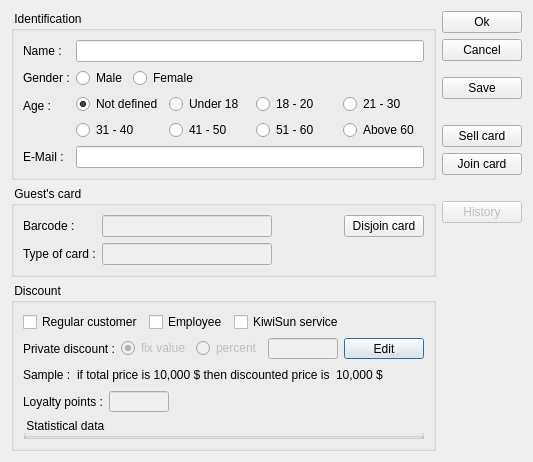
The window that client/dlgguestedit.ui (tbikfalvi/Belenus) describes before a commit, drawn with Qt 5.
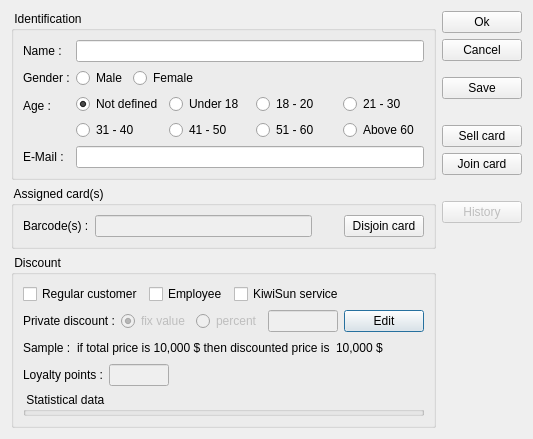
The same window after the commit.

Patch:
```diff
--- a/client/dlgguestedit.ui
+++ b/client/dlgguestedit.ui
@@ -7,7 +7,7 @@
     <x>0</x>
     <y>0</y>
     <width>508</width>
-    <height>462</height>
+    <height>439</height>
    </rect>
   </property>
   <property name="maximumSize">
@@ -209,74 +209,45 @@
         </size>
        </property>
        <property name="title">
-        <string> Guest's card </string>
+        <string> Assigned card(s) </string>
        </property>
        <layout class="QHBoxLayout" name="horizontalLayout_2">
         <item>
-         <layout class="QFormLayout" name="formLayout_2">
-          <item row="0" column="0">
            <widget class="QLabel" name="lblBarcode">
             <property name="text">
-             <string>Barcode :</string>
+           <string>Barcode(s) :</string>
             </property>
            </widget>
           </item>
-          <item row="0" column="1">
+        <item>
            <widget class="QLineEdit" name="ledBarcode">
             <property name="enabled">
              <bool>false</bool>
             </property>
-            <property name="sizePolicy">
-             <sizepolicy hsizetype="Fixed" vsizetype="Fixed">
-              <horstretch>0</horstretch>
-              <verstretch>0</verstretch>
-             </sizepolicy>
-            </property>
+         </widget>
+        </item>
+        <item>
+         <widget class="QLabel" name="lblAssignCardInfo">
             <property name="minimumSize">
              <size>
-              <width>170</width>
-              <height>0</height>
+            <width>20</width>
+            <height>20</height>
              </size>
             </property>
             <property name="maximumSize">
              <size>
-              <width>170</width>
-              <height>16777215</height>
-             </size>
-            </property>
-           </widget>
-          </item>
-          <item row="1" column="0">
-           <widget class="QLabel" name="lblPatientcardType">
+            <width>20</width>
+            <height>20</height>
+           </size>
+          </property>
             <property name="text">
-             <string>Type of card :</string>
-            </property>
-           </widget>
-          </item>
-          <item row="1" column="1">
-           <widget class="QLineEdit" name="ledPatientcardType">
-            <property name="enabled">
-             <bool>false</bool>
+           <string/>
+          </property>
+          <property name="scaledContents">
+           <bool>true</bool>
             </property>
            </widget>
           </item>
-         </layout>
-        </item>
-        <item>
-         <spacer name="horizontalSpacer_4">
-          <property name="orientation">
-           <enum>Qt::Horizontal</enum>
-          </property>
-          <property name="sizeHint" stdset="0">
-           <size>
-            <width>31</width>
-            <height>20</height>
-           </size>
-          </property>
-         </spacer>
-        </item>
-        <item>
-         <layout class="QVBoxLayout" name="verticalLayout">
           <item>
            <widget class="QPushButton" name="pbDislink">
             <property name="text">
@@ -293,21 +264,6 @@
             </property>
            </widget>
           </item>
-          <item>
-           <spacer name="verticalSpacer_4">
-            <property name="orientation">
-             <enum>Qt::Vertical</enum>
-            </property>
-            <property name="sizeHint" stdset="0">
-             <size>
-              <width>20</width>
-              <height>18</height>
-             </size>
-            </property>
-           </spacer>
-          </item>
-         </layout>
-        </item>
        </layout>
       </widget>
      </item>
```
Left out of the diff: 1 changed line with no effect on the pictures. Lines whose indentation alone changed are shown as unchanged.
